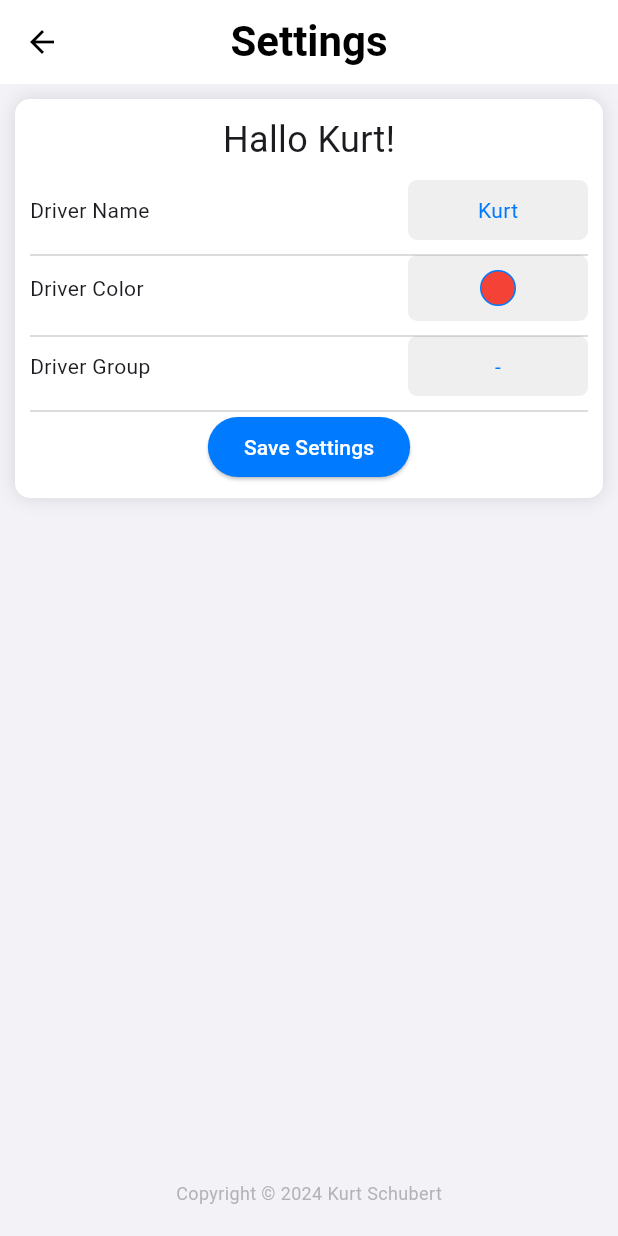
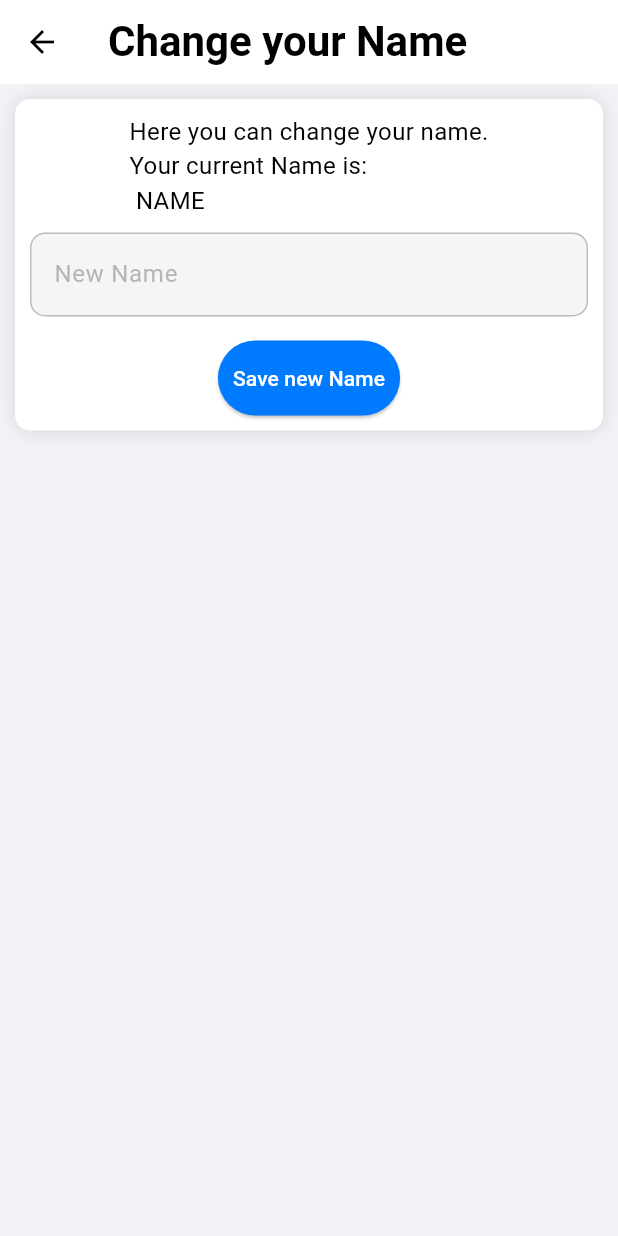
Before and after one commit to Bolzenpinguin/drive2ibiza, a Flutter app: the Settings screen opened directly, after a tap on "Kurt", on a phone screen of 412 x 824 dp. Run offline on Flutter 3.47's test engine with Material 3 defaults, Android fonts, the phone set to English and light mode, and no system bars; our stand-ins replace flutter_map, flutter_svg, latlong2, location, syncfusion_flutter_calendar.

Commit message:
Create Subpage New Name without Logic

```diff
--- /dev/null
+++ b/lib/pages/settings/settings_name.dart
@@ -0,0 +1,68 @@
+import 'package:flutter/material.dart';
+import '../../utils/styleguide.dart';
+
+class NameSettings extends StatelessWidget {
+  const NameSettings({super.key});
+
+  @override
+  Widget build(BuildContext context) {
+    return Scaffold(
+      appBar: AppBar(
+        title: const Text('Change your Name'),
+      ),
+      body: Column(
+        mainAxisAlignment: MainAxisAlignment.start,
+        crossAxisAlignment: CrossAxisAlignment.center,
+          children: [ Center(
+              child: Container(
+          margin: const EdgeInsets.all(marginSmall),
+          padding: const EdgeInsets.all(paddingSmall),
+          decoration: BoxDecoration(
+            color: Colors.white,
+            borderRadius: BorderRadius.circular(borderRadiusMedium),
+            boxShadow: [
+              BoxShadow(
+                color: shadowColor,
+                blurRadius: 10.0, // Shadow blur radius
+              ),
+            ],
+          ),
+          child: Column(
+            mainAxisSize: MainAxisSize.min,
+            mainAxisAlignment: MainAxisAlignment.start,
+            crossAxisAlignment: CrossAxisAlignment.center,
+            children: [
+              Text(
+                'Here you can change your name.\n'
+                    'Your current Name is: \n NAME', // TODO -> Name
+                style: TextStyle(fontSize: 16, color: fontColor),
+              ),
+              const SizedBox(height: 10),
+              TextField(
+                decoration: InputDecoration(
+                  hintText: 'New Name',
+                  border: OutlineInputBorder(),
+                ),
+              ),
+              const SizedBox(height: 16),
+              ElevatedButton(
+                onPressed: () {
+                  // TODO: Save new Name Logic
+                  print('Save new Name BTN pressed');
+                },
+                style: ElevatedButton.styleFrom(
+                  padding: const EdgeInsets.symmetric(vertical: paddingNormal, horizontal: paddingSmall),
+                  foregroundColor: btnFontColor,
+                  backgroundColor: btnBackgroundColor,
+                ),
+                child: const Text('Save new Name'),
+              ),
+            ],
+          ),
+        ),
+      ),
+    ]
+    )
+    );
+  }
+}
--- a/lib/pages/settings/settings_widget.dart
+++ b/lib/pages/settings/settings_widget.dart
@@ -1,9 +1,10 @@
-import 'package:drive2ibiza/pages/settings/color_settings.dart';
+import 'package:drive2ibiza/pages/settings/settings_color.dart';
+import 'package:drive2ibiza/pages/settings/settings_name.dart';
 import 'package:flutter/material.dart';
 import '../../utils/styleguide.dart';
 import 'package:intl/intl.dart';
 import '../../widgets/spacer_widget.dart';
-import 'group_settings.dart';
+import 'settings_group.dart';
 
 class SettingsWidget extends StatelessWidget {
   const SettingsWidget({super.key});
@@ -52,8 +53,12 @@ class SettingsWidget extends StatelessWidget {
                         child: Center(
                           child: GestureDetector(
                             onTap: () {
-                              // TODO: BTN für Namensänderung implementieren
-                              print('Button for Name Change Pressed!');
+                              Navigator.push(
+                                context,
+                                MaterialPageRoute(
+                                  builder: (context) => const NameSettings(),
+                                ),
+                              );
                             },
                             child: Text(
                               'Kurt',
```
Also changed, not shown: lib/pages/settings/settings_color.dart (renamed from lib/pages/settings/color_settings.dart), lib/pages/settings/settings_group.dart (renamed from lib/pages/settings/group_settings.dart).
